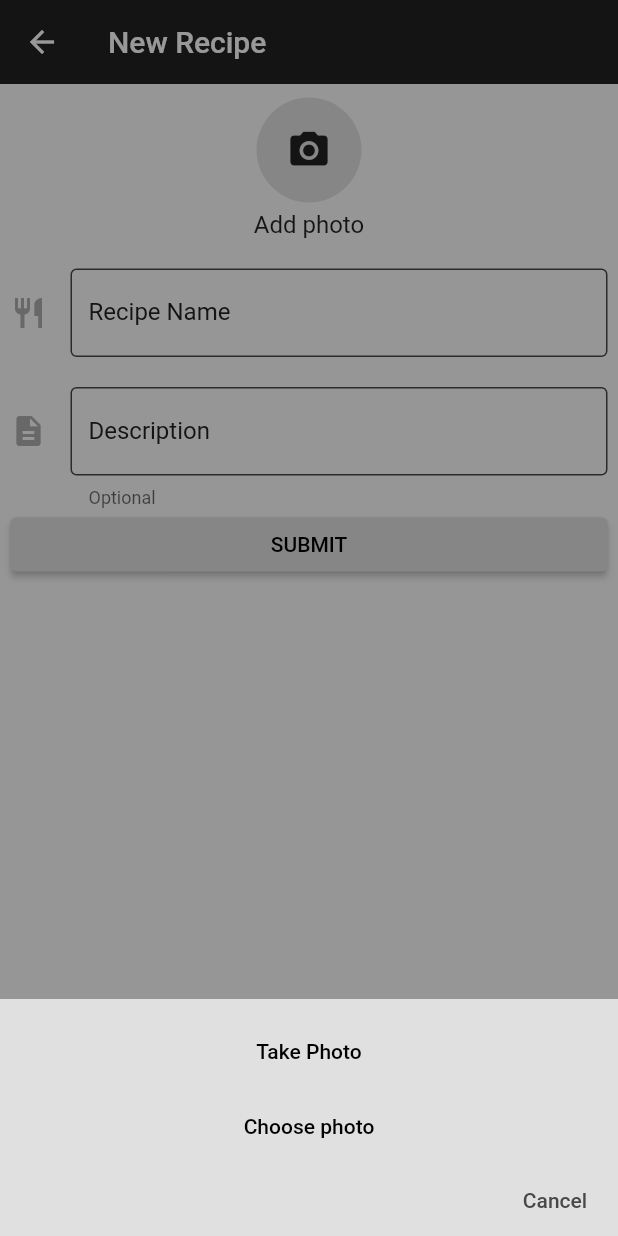
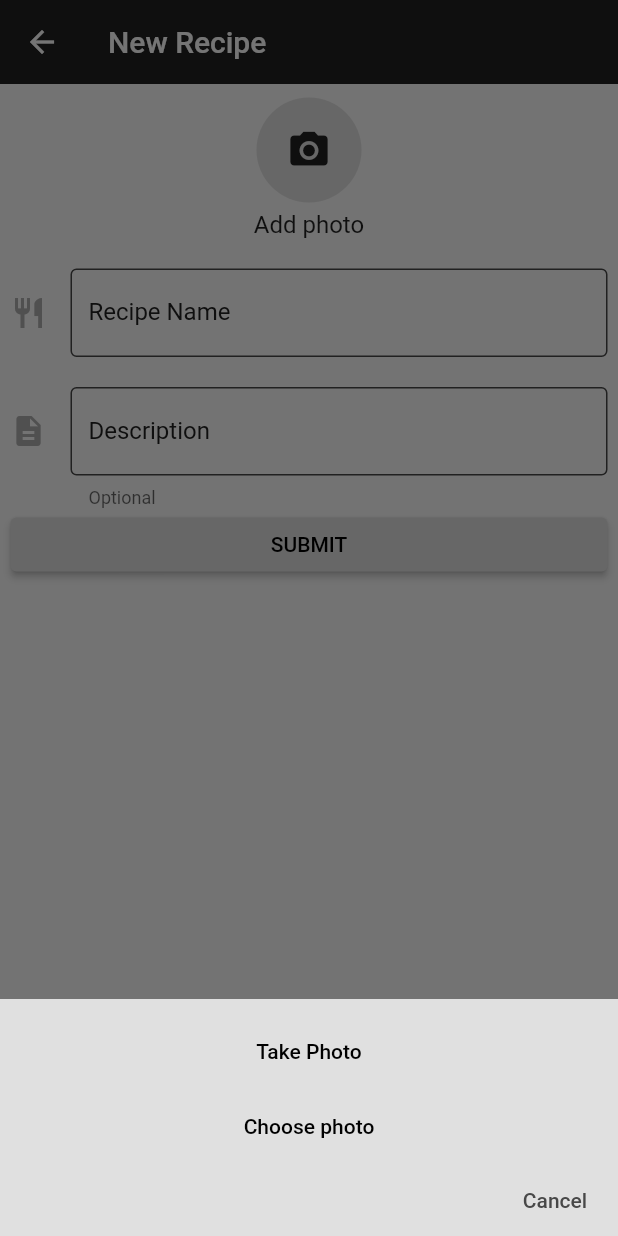
Before and after one commit to wesley38/besitary, a Flutter app: the NewRecipePage screen opened directly, after a tap on the "photo camera" icon, on a phone screen of 412 x 824 dp. Run offline on Flutter 3.47's test engine with Material 2 defaults, Android fonts, the phone set to English and light mode, and no system bars; our stand-ins replace image_picker.

Commit message:
Changed from use of Overlay to showModalBottomSheet for display of photo options menu

```diff
--- a/lib/photo_taker.dart
+++ b/lib/photo_taker.dart
@@ -23,42 +23,29 @@ class _NewPhotoState extends State<NewPhoto> {
     try {
       final image = await ImagePicker().pickImage(source: source);
       if (image == null) return;
-
+      // Storing selected / taken image
       final imageTemporary = File(image.path);
       setState(() => this.image = imageTemporary);
-      hidePhotoOptions();
+
+      // Closes photo options menu after widget tree rebuilt.
+      WidgetsBinding.instance.addPostFrameCallback((_) {
+        Navigator.pop(context);
+      });
     } on PlatformException catch (e) {
       // TODO: Create UI to let user know of exception.
       print("Failed to pick image $e");
     }
   }
 
-  // Handles a tap outside overlay menu to make the menu disappear.
-  GestureDetector tapOutside() {
-    return GestureDetector(
-      onTap: () {
-        hidePhotoOptions();
-      },
-      child: Container(
-        alignment: Alignment.center,
-        width: MediaQuery.of(context).size.width,
-        color: Colors.black.withOpacity(0.4),
-        child: SizedBox(
-          height: MediaQuery.of(context).size.height,
-        ),
-      ),
-    );
-  }
-
   // Container holding photo options menu
-  Container photOptionsMenu() {
+  Container photoOptionsMenu() {
     return Container(
-        alignment: Alignment.center,
         width: MediaQuery.of(context).size.width,
         color: ksecondary,
         child: Padding(
           padding: const EdgeInsets.fromLTRB(10.0, 10.0, 10.0, 0.0),
           child: Column(
+            mainAxisSize: MainAxisSize.min,
             children: [
               TextButton(
                 onPressed: () {
@@ -84,7 +71,7 @@ class _NewPhotoState extends State<NewPhoto> {
                 children: <Widget>[
                   TextButton(
                     onPressed: () {
-                      hidePhotoOptions();
+                      Navigator.pop(context);
                     },
                     style: TextButton.styleFrom(primary: kprimaryLight),
                     child: const Text("Cancel"),
@@ -98,22 +85,11 @@ class _NewPhotoState extends State<NewPhoto> {
 
   // Overlay that shows the photo options menu
   void showPhotoOptions() {
-    entry = OverlayEntry(
-        builder: (context) => Positioned(
-            bottom: 0,
-            child: Column(children: [
-              tapOutside(),
-              photOptionsMenu(),
-            ])));
-
-    final overlay = Overlay.of(context)!;
-    overlay.insert(entry!);
-  }
-
-  // Function that hides photo options menu
-  void hidePhotoOptions() {
-    entry?.remove();
-    entry = null;
+    showModalBottomSheet<void>(
+        context: context,
+        builder: (BuildContext context) {
+          return photoOptionsMenu();
+        });
   }
 
   // Handles the "Add Photo" icon button.
@@ -146,6 +122,7 @@ class _NewPhotoState extends State<NewPhoto> {
     );
   }
 
+  // Displays image in a card widget along with photo options.
   Card imageDisplay() {
     return Card(
         child: Padding(
```
